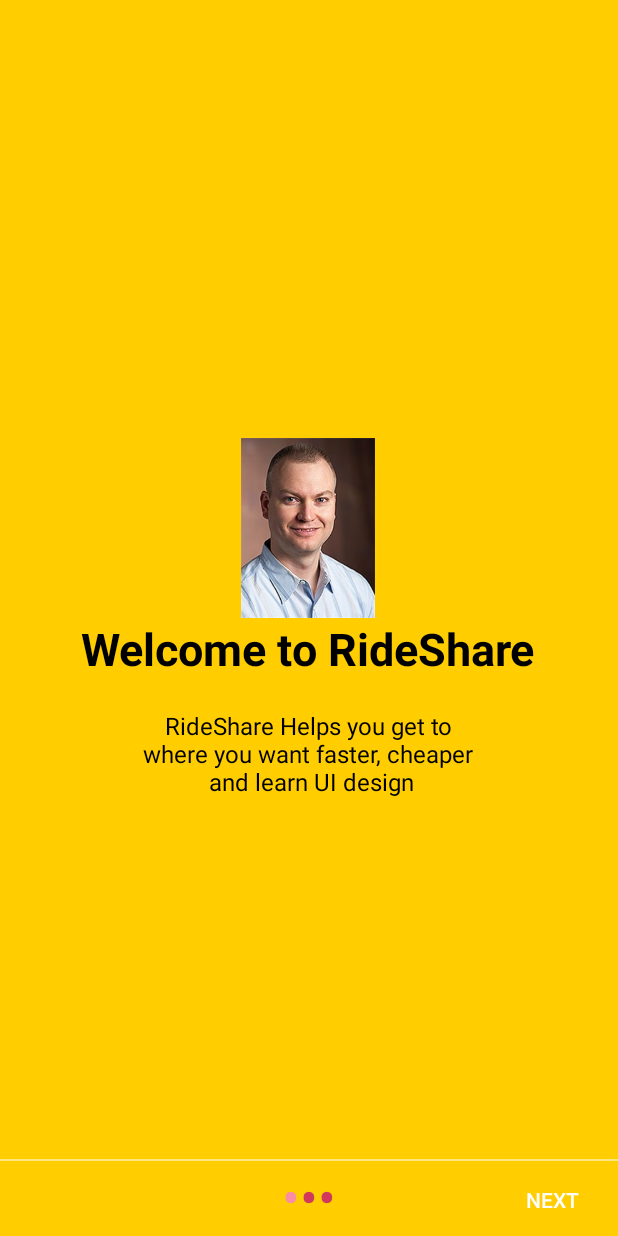
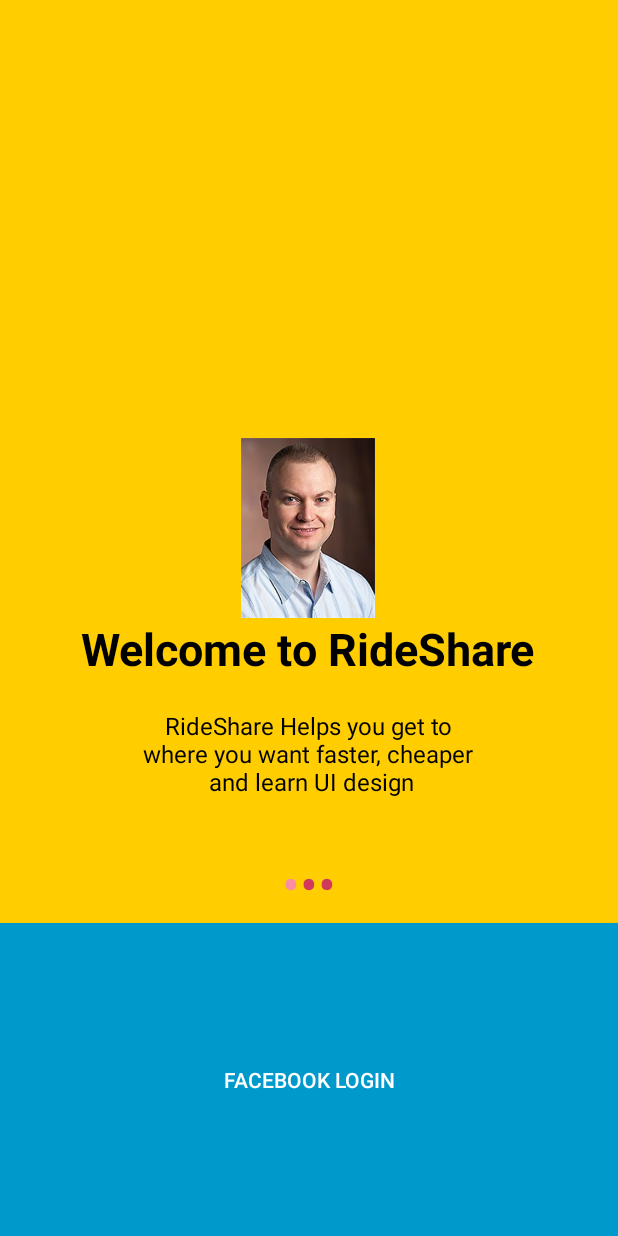
Before and after one commit to sudo-rm-rf-523/RideShare-AndroidApp, an Android app: the screen it shows after launch (WelcomeActivity), on a phone screen of 412 x 824 dp. Run offline under Robolectric (Android 15) with nearby library versions, the phone set to English and light mode, and no system bars.

Commit message:
Welcome screen with facebook login

```diff
--- a/RideShare/app/src/main/java/sudo_rm_rf/rideshare/WelcomeActivity.java
+++ b/RideShare/app/src/main/java/sudo_rm_rf/rideshare/WelcomeActivity.java
@@ -41,10 +41,8 @@ public class WelcomeActivity extends AppCompatActivity implements OnClickListene
 
         viewPager = (ViewPager) findViewById(R.id.view_pager);
         dotsLayout = (LinearLayout) findViewById(R.id.layoutDots);
-        btnNext = (Button) findViewById(R.id.btn_next);
+        btnFb = (Button) findViewById(R.id.btn_fb);
 
-        View inflatedView = getLayoutInflater().inflate(R.layout.welcome_slide3, null);
-        btnFb = (Button) inflatedView.findViewById(R.id.facebook);
 
 
         // layouts of all welcome sliders
@@ -64,33 +62,24 @@ public class WelcomeActivity extends AppCompatActivity implements OnClickListene
         viewPager.setAdapter(myViewPagerAdapter);
         viewPager.addOnPageChangeListener(viewPagerPageChangeListener);
 
-        btnNext.setOnClickListener(new OnClickListener() {
+        btnFb.setOnClickListener(new OnClickListener() {
             @Override
             public void onClick(View v) {
                 // checking for last page
                 // if last page home screen will be launched
-                int current = getItem(+1);
-                if (current < layouts.length) {
-                    // move to next screen
-                    viewPager.setCurrentItem(current);
-                } else {
-                    //launchHomeScreen();
-                    startActivity(new Intent(WelcomeActivity.this,TabActivity.class ));
-                    System.out.print("Method invoked");
-                }
+//                int current = getItem(+1);
+//                if (current < layouts.length) {
+//                    // move to next screen
+//                    viewPager.setCurrentItem(current);
+//                } else {
+//                    //launchHomeScreen();
+//                    startActivity(new Intent(WelcomeActivity.this,TabActivity.class ));
+//                    System.out.print("Method invoked");
+//                }
+                startActivity(new Intent(WelcomeActivity.this,TabActivity.class ));
             }
         });
 
-
-        btnFb.setOnClickListener(new View.OnClickListener() {
-            @Override
-            public void onClick(View v) {
-                // checking for last page
-                // if last page home screen will be launched
-                startActivity(new Intent(WelcomeActivity.this,TabActivity.class ));
-                System.out.print("Method invoked");
-            }
-        });
 
     }
 
@@ -108,6 +97,7 @@ public class WelcomeActivity extends AppCompatActivity implements OnClickListene
 
     }
 
+
     //  viewpager change listener
     ViewPager.OnPageChangeListener viewPagerPageChangeListener = new ViewPager.OnPageChangeListener() {
 
@@ -118,10 +108,10 @@ public class WelcomeActivity extends AppCompatActivity implements OnClickListene
             // changing the next button text 'NEXT' / 'GOT IT'
             if (position == layouts.length - 1) {
                 // last page. make button text to GOT IT
-                btnNext.setText(getString(R.string.start));
+                //btnNext.setText(getString(R.string.start));
             } else {
                 // still pages are left
-                btnNext.setText(getString(R.string.next));
+                //btnNext.setText(getString(R.string.next));
             }
         }
 
--- a/RideShare/app/src/main/res/layout/activity_welcome.xml
+++ b/RideShare/app/src/main/res/layout/activity_welcome.xml
@@ -16,7 +16,8 @@
         android:id="@+id/layoutDots"
         android:layout_width="match_parent"
         android:layout_height="@dimen/dots_height"
-        android:layout_alignParentBottom="true"
+        android:layout_marginTop="565dip"
+        android:layout_alignParentBottom="false"
         android:layout_marginBottom="@dimen/dots_margin_bottom"
         android:gravity="center"
         android:orientation="horizontal"></LinearLayout>
@@ -29,13 +30,14 @@
         android:background="@android:color/white" />
 
     <Button
-        android:id="@+id/btn_next"
-        android:layout_width="wrap_content"
+        android:layout_below="@+id/layoutDots"
+        android:id="@+id/btn_fb"
+        android:layout_width="match_parent"
         android:layout_height="wrap_content"
         android:layout_alignParentBottom="true"
         android:layout_alignParentRight="true"
-        android:background="@null"
-        android:text="NEXT"
+        android:background="@android:color/holo_blue_dark"
+        android:text="Facebook Login"
         android:textColor="@android:color/white" />
 
 </RelativeLayout>
--- a/RideShare/app/src/main/res/layout/welcome_slide3.xml
+++ b/RideShare/app/src/main/res/layout/welcome_slide3.xml
@@ -45,7 +45,8 @@
             android:text="Login with Facebook"
             android:textAlignment="center"
             android:textColor="@color/colorAccent"
-            android:textSize="@dimen/slide_desc" />
+            android:textSize="@dimen/slide_desc"
+            android:onClick="facebook_login"/>
 
 
 
```
Also changed, not shown: RideShare/app/src/main/java/sudo_rm_rf/rideshare/OneFragment.java (+36 -1 lines), RideShare/app/src/main/res/layout/fragment_one.xml (+5 -3 lines).
